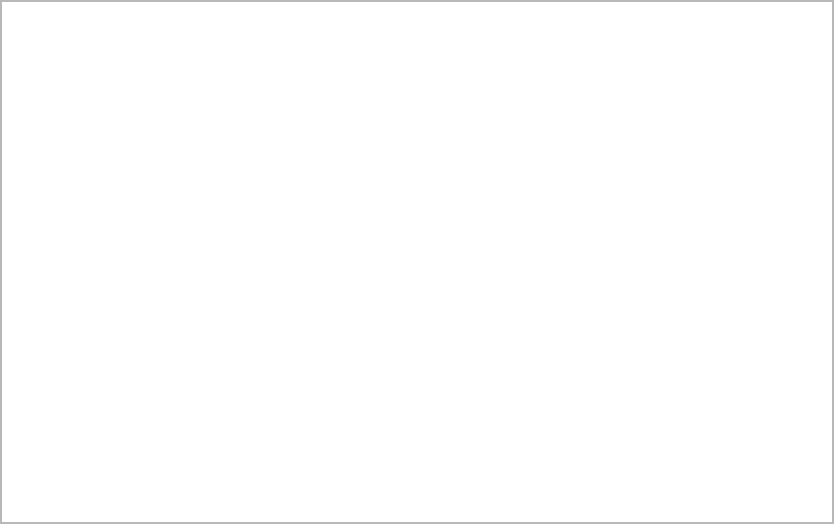
First picture: the form in monitor.ui, repository byron90/webdebug, before the edit.
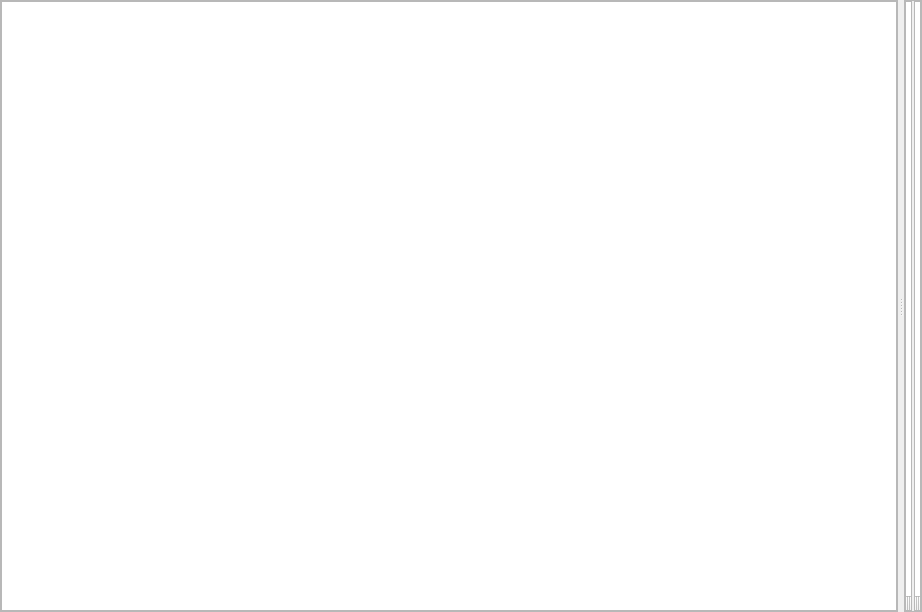
Second picture: the form after the edit.

The edit to the form file:
```diff
--- a/monitor.ui
+++ b/monitor.ui
@@ -6,39 +6,174 @@
    <rect>
     <x>0</x>
     <y>0</y>
-    <width>834</width>
-    <height>524</height>
+    <width>922</width>
+    <height>612</height>
    </rect>
   </property>
   <property name="windowTitle">
    <string>Form</string>
   </property>
-  <layout class="QHBoxLayout" name="horizontalLayout_2">
+  <layout class="QVBoxLayout" name="verticalLayout">
+   <property name="spacing">
+    <number>0</number>
+   </property>
    <property name="margin">
     <number>0</number>
    </property>
    <item>
-    <widget class="QFrame" name="frame">
+    <widget class="QSplitter" name="splitter">
      <property name="sizePolicy">
-      <sizepolicy hsizetype="Preferred" vsizetype="Preferred">
-       <horstretch>10</horstretch>
+      <sizepolicy hsizetype="Maximum" vsizetype="Preferred">
+       <horstretch>0</horstretch>
        <verstretch>0</verstretch>
       </sizepolicy>
      </property>
      <property name="frameShape">
-      <enum>QFrame::StyledPanel</enum>
+      <enum>QFrame::NoFrame</enum>
      </property>
-     <property name="frameShadow">
-      <enum>QFrame::Raised</enum>
+     <property name="orientation">
+      <enum>Qt::Horizontal</enum>
      </property>
-     <layout class="QVBoxLayout" name="verticalLayout">
-      <property name="margin">
-       <number>0</number>
+     <property name="opaqueResize">
+      <bool>true</bool>
+     </property>
+     <property name="handleWidth">
+      <number>6</number>
+     </property>
+     <property name="childrenCollapsible">
+      <bool>true</bool>
+     </property>
+     <widget class="QFrame" name="frame">
+      <property name="sizePolicy">
+       <sizepolicy hsizetype="Maximum" vsizetype="Maximum">
+        <horstretch>100</horstretch>
+        <verstretch>0</verstretch>
+       </sizepolicy>
       </property>
-      <item>
-       <widget class="QListView" name="lstvVisits"/>
-      </item>
-     </layout>
+      <property name="maximumSize">
+       <size>
+        <width>922</width>
+        <height>16777215</height>
+       </size>
+      </property>
+      <property name="baseSize">
+       <size>
+        <width>0</width>
+        <height>0</height>
+       </size>
+      </property>
+      <property name="layoutDirection">
+       <enum>Qt::LeftToRight</enum>
+      </property>
+      <property name="frameShape">
+       <enum>QFrame::StyledPanel</enum>
+      </property>
+      <property name="frameShadow">
+       <enum>QFrame::Raised</enum>
+      </property>
+      <layout class="QHBoxLayout" name="horizontalLayout">
+       <property name="margin">
+        <number>0</number>
+       </property>
+       <item>
+        <widget class="QTableView" name="tbwVisitLst">
+         <property name="sizePolicy">
+          <sizepolicy hsizetype="Expanding" vsizetype="Expanding">
+           <horstretch>0</horstretch>
+           <verstretch>0</verstretch>
+          </sizepolicy>
+         </property>
+         <property name="baseSize">
+          <size>
+           <width>922</width>
+           <height>0</height>
+          </size>
+         </property>
+        </widget>
+       </item>
+      </layout>
+     </widget>
+     <widget class="QFrame" name="frame_detl">
+      <property name="enabled">
+       <bool>true</bool>
+      </property>
+      <property name="sizePolicy">
+       <sizepolicy hsizetype="Minimum" vsizetype="Maximum">
+        <horstretch>1</horstretch>
+        <verstretch>0</verstretch>
+       </sizepolicy>
+      </property>
+      <property name="minimumSize">
+       <size>
+        <width>1</width>
+        <height>0</height>
+       </size>
+      </property>
+      <property name="maximumSize">
+       <size>
+        <width>920</width>
+        <height>16777215</height>
+       </size>
+      </property>
+      <property name="sizeIncrement">
+       <size>
+        <width>0</width>
+        <height>0</height>
+       </size>
+      </property>
+      <property name="baseSize">
+       <size>
+        <width>0</width>
+        <height>0</height>
+       </size>
+      </property>
+      <property name="frameShape">
+       <enum>QFrame::StyledPanel</enum>
+      </property>
+      <property name="frameShadow">
+       <enum>QFrame::Raised</enum>
+      </property>
+      <layout class="QHBoxLayout" name="horizontalLayout_3">
+       <property name="spacing">
+        <number>2</number>
+       </property>
+       <property name="margin">
+        <number>0</number>
+       </property>
+       <item>
+        <widget class="QTextEdit" name="textEdit">
+         <property name="sizePolicy">
+          <sizepolicy hsizetype="Minimum" vsizetype="Expanding">
+           <horstretch>0</horstretch>
+           <verstretch>0</verstretch>
+          </sizepolicy>
+         </property>
+         <property name="minimumSize">
+          <size>
+           <width>0</width>
+           <height>0</height>
+          </size>
+         </property>
+        </widget>
+       </item>
+       <item>
+        <widget class="QTextEdit" name="textEdit_2">
+         <property name="sizePolicy">
+          <sizepolicy hsizetype="Minimum" vsizetype="Expanding">
+           <horstretch>0</horstretch>
+           <verstretch>0</verstretch>
+          </sizepolicy>
+         </property>
+         <property name="minimumSize">
+          <size>
+           <width>0</width>
+           <height>0</height>
+          </size>
+         </property>
+        </widget>
+       </item>
+      </layout>
+     </widget>
     </widget>
    </item>
   </layout>
```
